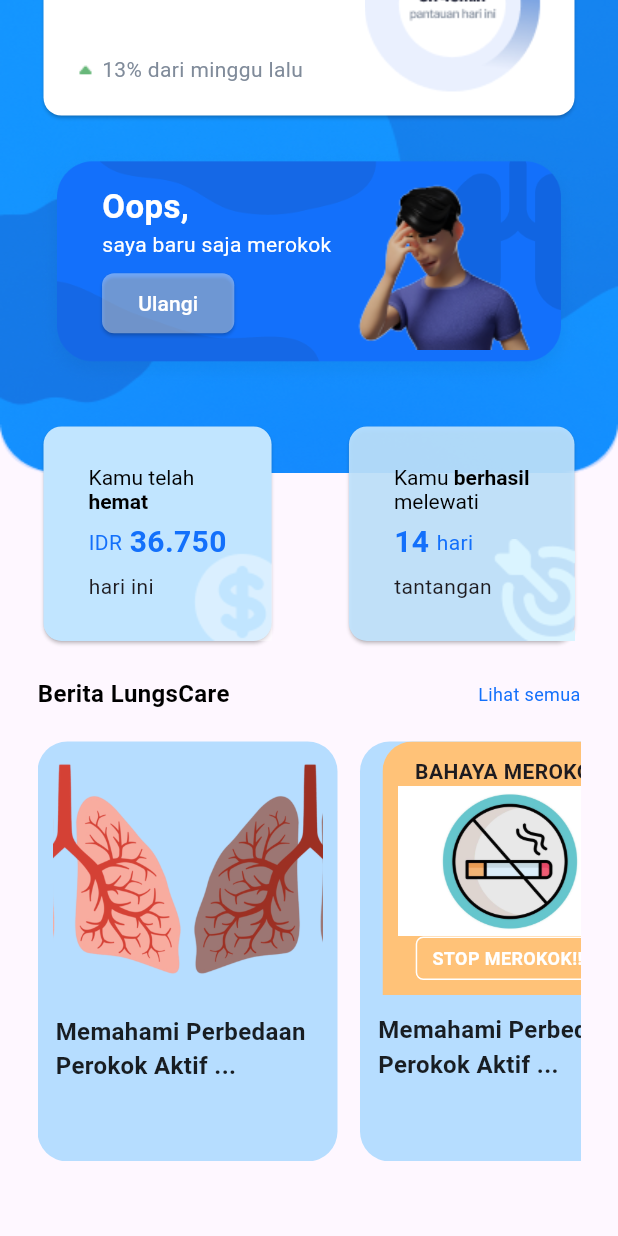
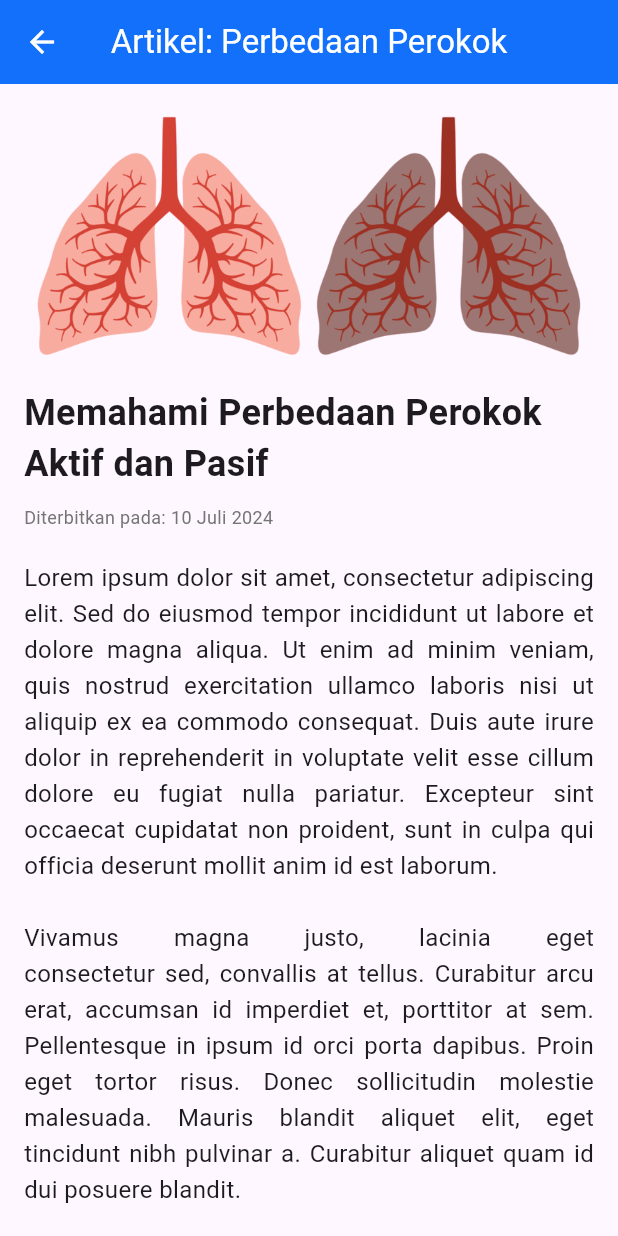
Before and after one commit to alipw/lungscare-mobile, a Flutter app: the HomeView screen opened by its route, scrolled down 266 dp, after a tap on "Memahami Perbedaan Perokok Aktif ...", on a phone screen of 412 x 824 dp. Run offline on Flutter 3.47's test engine with Material 3 defaults, Android fonts, the light colour scheme and no system bars; our stand-ins replace cloud_firestore, firebase_auth, firebase_core, get, introduction_screen; accounts and stored records are empty.

Commit message:
add fiture artikel

```diff
--- /dev/null
+++ b/lib/app/modules/detail_artikel_satu_page/bindings/detail_artikel_satu_binding.dart
@@ -0,0 +1,12 @@
+import 'package:get/get.dart';
+
+import '../controllers/detail_artikel_satu_controller.dart';
+
+class DetailArtikelSatuBinding extends Bindings {
+  @override
+  void dependencies() {
+    Get.lazyPut<DetailArtikelSatuController>(
+      () => DetailArtikelSatuController(),
+    );
+  }
+}
--- /dev/null
+++ b/lib/app/modules/detail_artikel_satu_page/views/detail_artikel_satu_view.dart
@@ -0,0 +1,52 @@
+import 'package:flutter/material.dart';
+import 'package:get/get.dart';
+import 'package:motion_hack/app/shared/theme/color.dart';
+
+import '../controllers/detail_artikel_satu_controller.dart';
+
+class DetailArtikelSatuView extends GetView<DetailArtikelSatuController> {
+  const DetailArtikelSatuView({Key? key}) : super(key: key);
+  @override
+  Widget build(BuildContext context) {
+    return Scaffold(
+      appBar: AppBar(
+        title: const Text('Artikel: Perbedaan Perokok'),
+        centerTitle: true,
+        backgroundColor: primaryColor,
+        foregroundColor: white,
+      ),
+      body: SingleChildScrollView(
+        padding: const EdgeInsets.all(16.0),
+        child: Column(
+          crossAxisAlignment: CrossAxisAlignment.start,
+          children: [
+            Image.asset('assets/images/items/healthy_vs_smoker_lungs.png'),
+            const SizedBox(height: 16),
+            const Text(
+              'Memahami Perbedaan Perokok Aktif dan Pasif',
+              style: TextStyle(
+                fontSize: 24,
+                fontWeight: FontWeight.bold,
+              ),
+            ),
+            const SizedBox(height: 10),
+            Text(
+              'Diterbitkan pada: 10 Juli 2024',
+              style: TextStyle(fontSize: 12, color: Colors.grey[600]),
+            ),
+            const SizedBox(height: 20),
+            const Text(
+              '''Lorem ipsum dolor sit amet, consectetur adipiscing elit. Sed do eiusmod tempor incididunt ut labore et dolore magna aliqua. Ut enim ad minim veniam, quis nostrud exercitation ullamco laboris nisi ut aliquip ex ea commodo consequat. Duis aute irure dolor in reprehenderit in voluptate velit esse cillum dolore eu fugiat nulla pariatur. Excepteur sint occaecat cupidatat non proident, sunt in culpa qui officia deserunt mollit anim id est laborum.
+
+              Vivamus magna justo, lacinia eget consectetur sed, convallis at tellus. Curabitur arcu erat, accumsan id imperdiet et, porttitor at sem. Pellentesque in ipsum id orci porta dapibus. Proin eget tortor risus. Donec sollicitudin molestie malesuada. Mauris blandit aliquet elit, eget tincidunt nibh pulvinar a. Curabitur aliquet quam id dui posuere blandit.
+
+              Nulla quis lorem ut libero malesuada feugiat. Donec rutrum congue leo eget malesuada. Curabitur non nulla sit amet nisl tempus convallis quis ac lectus. Cras ultricies ligula sed magna dictum porta. Vestibulum ac diam sit amet quam vehicula elementum sed sit amet dui. Praesent sapien massa, convallis a pellentesque nec, egestas non nisi.''',
+              style: TextStyle(fontSize: 16, height: 1.5),
+              textAlign: TextAlign.justify,
+            ),
+          ],
+        ),
+      ),
+    );
+  }
+}
--- a/lib/app/modules/home/views/home_view.dart
+++ b/lib/app/modules/home/views/home_view.dart
@@ -414,11 +414,16 @@ class HomeView extends GetView<HomeController> {
                           fontSize: 16,
                         ),
                       ),
-                      Text(
-                        "Lihat semua",
-                        style: TextStyle(
-                          color: primaryColor,
-                          fontSize: 12,
+                      GestureDetector(
+                        onTap: () {
+                          Get.toNamed(Routes.BERITA_PAGE);
+                        },
+                        child: Text(
+                          "Lihat semua",
+                          style: TextStyle(
+                            color: primaryColor,
+                            fontSize: 12,
+                          ),
                         ),
                       ),
                     ],
@@ -433,7 +438,7 @@ class HomeView extends GetView<HomeController> {
                         // Kartu berita pertama - Perbandingan paru-paru
                         GestureDetector(
                           onTap: () {
-                            // Tampilkan detail artikel jika diperlukan
+                            Get.toNamed(Routes.DETAIL_ARTIKEL_SATU_PAGE);
                           },
                           child: Container(
                             width: 200,
@@ -478,7 +483,7 @@ class HomeView extends GetView<HomeController> {
                         // Kartu berita kedua - Stop Merokok
                         GestureDetector(
                           onTap: () {
-                            // Tampilkan detail artikel jika diperlukan
+                            Get.toNamed(Routes.DETAIL_ARTIKEL_DUA_PAGE);
                           },
                           child: Container(
                             width: 200,
--- a/lib/app/routes/app_pages.dart
+++ b/lib/app/routes/app_pages.dart
@@ -40,6 +40,12 @@ import '../modules/splash1/bindings/splash1_binding.dart';
 import '../modules/splash1/views/splash1_view.dart';
 import '../modules/splash2/bindings/splash2_binding.dart';
 import '../modules/splash2/views/splash2_view.dart';
+import '../modules/berita_page/bindings/berita_page_binding.dart';
+import '../modules/berita_page/views/berita_page_view.dart';
+import '../modules/detail_artikel_dua_page/bindings/detail_artikel_dua_binding.dart';
+import '../modules/detail_artikel_dua_page/views/detail_artikel_dua_view.dart';
+import '../modules/detail_artikel_satu_page/bindings/detail_artikel_satu_binding.dart';
+import '../modules/detail_artikel_satu_page/views/detail_artikel_satu_view.dart';
 
 part 'app_routes.dart';
 
@@ -149,5 +155,20 @@ class AppPages {
       page: () => const NavigationView(),
       binding: NavigationBinding(),
     ),
+    GetPage(
+      name: _Paths.BERITA_PAGE,
+      page: () => const BeritaPageView(),
+      binding: BeritaPageBinding(),
+    ),
+    GetPage(
+      name: _Paths.DETAIL_ARTIKEL_SATU_PAGE,
+      page: () => const DetailArtikelSatuView(),
+      binding: DetailArtikelSatuBinding(),
+    ),
+    GetPage(
+      name: _Paths.DETAIL_ARTIKEL_DUA_PAGE,
+      page: () => const DetailArtikelDuaView(),
+      binding: DetailArtikelDuaBinding(),
+    ),
   ];
 }
--- a/lib/app/routes/app_routes.dart
+++ b/lib/app/routes/app_routes.dart
@@ -23,6 +23,9 @@ abstract class Routes {
   static const SPLASH1 = _Paths.SPLASH1;
   static const SPLASH2 = _Paths.SPLASH2;
   static const NAVIGATION = _Paths.NAVIGATION;
+  static const BERITA_PAGE = _Paths.BERITA_PAGE;
+  static const DETAIL_ARTIKEL_SATU_PAGE = _Paths.DETAIL_ARTIKEL_SATU_PAGE;
+  static const DETAIL_ARTIKEL_DUA_PAGE = _Paths.DETAIL_ARTIKEL_DUA_PAGE;
 }
 
 abstract class _Paths {
@@ -47,4 +50,7 @@ abstract class _Paths {
   static const SPLASH1 = '/splash1';
   static const SPLASH2 = '/splash2';
   static const NAVIGATION = '/navigation';
+  static const BERITA_PAGE = '/berita-page';
+  static const DETAIL_ARTIKEL_SATU_PAGE = '/detail-artikel-satu-page';
+  static const DETAIL_ARTIKEL_DUA_PAGE = '/detail-artikel-dua-page';
 }
```
Also changed, not shown: lib/app/modules/berita_page/bindings/berita_page_binding.dart (added, +12 -0 lines), lib/app/modules/berita_page/controllers/berita_page_controller.dart (added, +23 -0 lines), lib/app/modules/berita_page/views/berita_page_view.dart (added, +100 -0 lines), lib/app/modules/detail_artikel_dua_page/bindings/detail_artikel_dua_binding.dart (added, +12 -0 lines), lib/app/modules/detail_artikel_dua_page/controllers/detail_artikel_dua_controller.dart (added, +23 -0 lines), lib/app/modules/detail_artikel_dua_page/views/detail_artikel_dua_view.dart (added, +56 -0 lines), lib/app/modules/detail_artikel_satu_page/controllers/detail_artikel_satu_controller.dart (added, +23 -0 lines).
